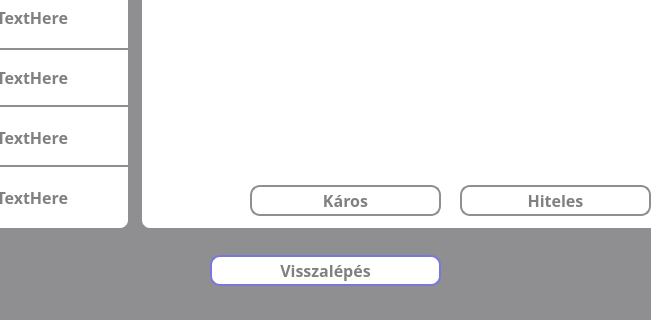
Qt form src/main/resources/ui/default/emailWindow.ui (pkristof1999/Szakdolgozat) before a commit; both pictures show x 120 to 771 and y 395 to 715 of the 891 by 715 pixel window.
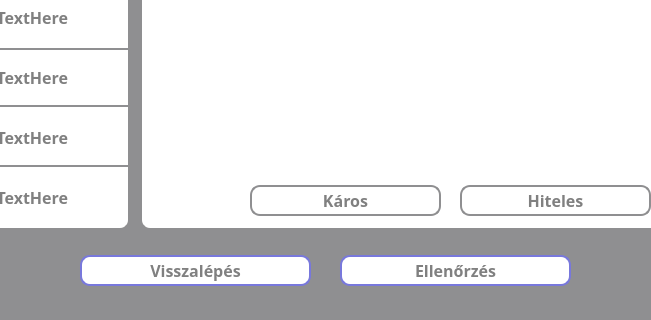
The same form after that commit.

The edit to the form file:
```diff
--- a/src/main/resources/ui/default/emailWindow.ui
+++ b/src/main/resources/ui/default/emailWindow.ui
@@ -471,7 +471,7 @@
    <widget class="QPushButton" name="backButton">
     <property name="geometry">
      <rect>
-      <x>330</x>
+      <x>200</x>
       <y>650</y>
       <width>231</width>
       <height>31</height>
@@ -503,6 +503,41 @@
      <string>Visszalépés</string>
     </property>
    </widget>
+   <widget class="QPushButton" name="checkButton">
+    <property name="geometry">
+     <rect>
+      <x>460</x>
+      <y>650</y>
+      <width>231</width>
+      <height>31</height>
+     </rect>
+    </property>
+    <property name="font">
+     <font>
+      <family>Corbel</family>
+      <pointsize>-1</pointsize>
+      <bold>true</bold>
+     </font>
+    </property>
+    <property name="styleSheet">
+     <string notr="true">* {
+	background-color: white;
+	border: 2px solid rgb(120, 120, 220);
+	border-radius: 10px;
+	color: grey;
+	font-size: 16px;
+	font-weight: bold;
+}
+
+*:hover {
+	background-color: rgb(120, 120, 220);
+	color: white;
+}</string>
+    </property>
+    <property name="text">
+     <string>Ellenőrzés</string>
+    </property>
+   </widget>
   </widget>
   <widget class="QStatusBar" name="statusbar"/>
  </widget>
```
